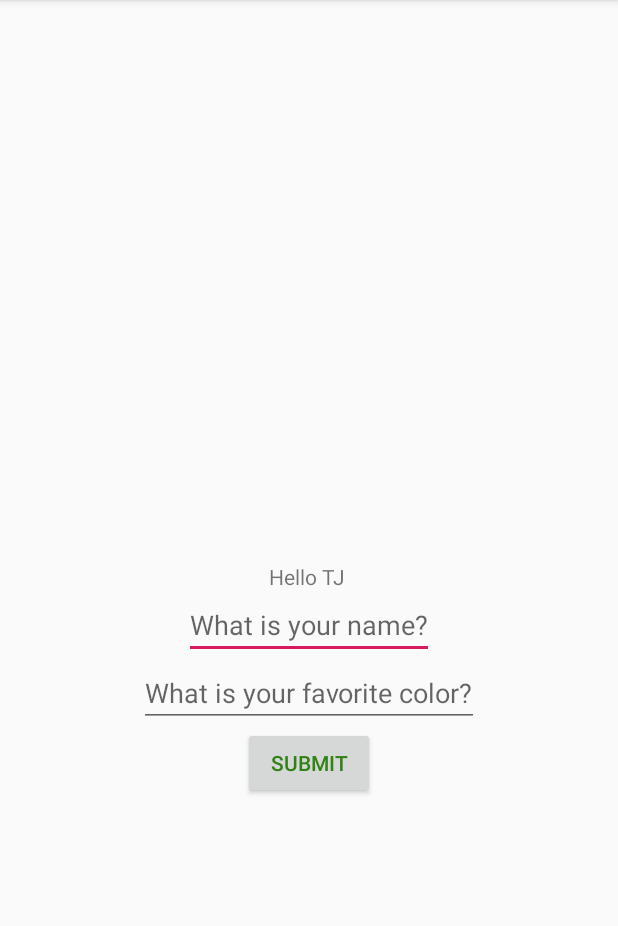
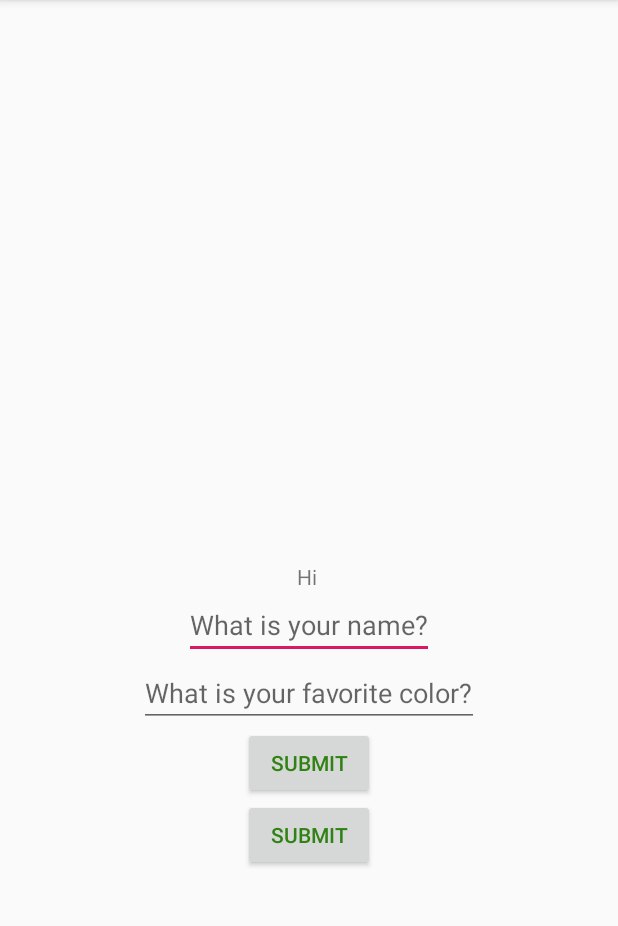
Before and after one commit to dhan0779/quiz-app, an Android app: the screen it shows after launch (MainActivity), after a tap on "SUBMIT", on a phone screen of 412 x 824 dp, the part 84-1010 px from its top. Run offline under Robolectric (Android 15) with nearby library versions, the phone set to English and light mode, and no system bars.

Commit message:
create two buttons

```diff
--- a/app/src/main/java/com/handavid/quizapp/MainActivity.java
+++ b/app/src/main/java/com/handavid/quizapp/MainActivity.java
@@ -9,29 +9,38 @@ import android.widget.EditText;
 import android.widget.TextView;
 
 public class MainActivity extends AppCompatActivity {
-    Button submitButton;
+    Button submitButton, colorButton;
     EditText responseText;
+    EditText response2Text;
     TextView displayText;
     @Override
     protected void onCreate(Bundle savedInstanceState) {
         super.onCreate(savedInstanceState);
         setContentView(R.layout.activity_main);
         submitButton=findViewById(R.id.clickButton);
+        colorButton=findViewById(R.id.clickButton2);
         responseText=findViewById(R.id.responseEditText);
+        response2Text=findViewById(R.id.response2EditText);
         displayText=findViewById(R.id.textBox);
         submitButton.setOnClickListener(new View.OnClickListener(){
             @Override
             public void onClick(View view){
                 System.out.println("Hello mom");
                 Log.i("testButton","Hi dad! "+responseText.getText().toString());
-                displayText.setText(displayText.getText().toString()+" "+responseText.getText().toString());
+                displayText.setText("Hi "+ responseText.getText().toString());
+            }
+        });
+        colorButton.setOnClickListener(new View.OnClickListener(){
+            @Override
+            public void onClick(View view){
+                displayText.setText("Wow your favorite color is "+ response2Text.getText().toString());
             }
         });
         responseText.setOnFocusChangeListener(new View.OnFocusChangeListener() {
             @Override
             public void onFocusChange(View v, boolean hasFocus) {
                 if(!hasFocus){
-                    if(responseText.getText().toString().equals("Hello TJ!")){
+                    if(responseText.getText().toString().equals("Hello TJ")){
                         displayText.setText("TJ Rocks!");
                         responseText.setText("");
                         responseText.setHint("That's a good name");
--- a/app/src/main/res/layout/activity_main.xml
+++ b/app/src/main/res/layout/activity_main.xml
@@ -41,7 +41,17 @@
         android:textAllCaps="true"
         app:layout_constraintTop_toBottomOf="@+id/response2EditText"
         app:layout_constraintLeft_toLeftOf="parent"
-        app:layout_constraintRight_toRightOf="parent"
-        />
+        app:layout_constraintRight_toRightOf="parent"/>
+    <Button
+        android:id="@+id/clickButton2"
+        android:layout_width="wrap_content"
+        android:layout_height="wrap_content"
+        android:text="@string/submit_button"
+        android:textColor="#318214"
+        android:textAllCaps="true"
+        app:layout_constraintTop_toBottomOf="@+id/clickButton"
+        app:layout_constraintLeft_toLeftOf="parent"
+        app:layout_constraintRight_toRightOf="parent"/>
+
 
 </androidx.constraintlayout.widget.ConstraintLayout>
```
